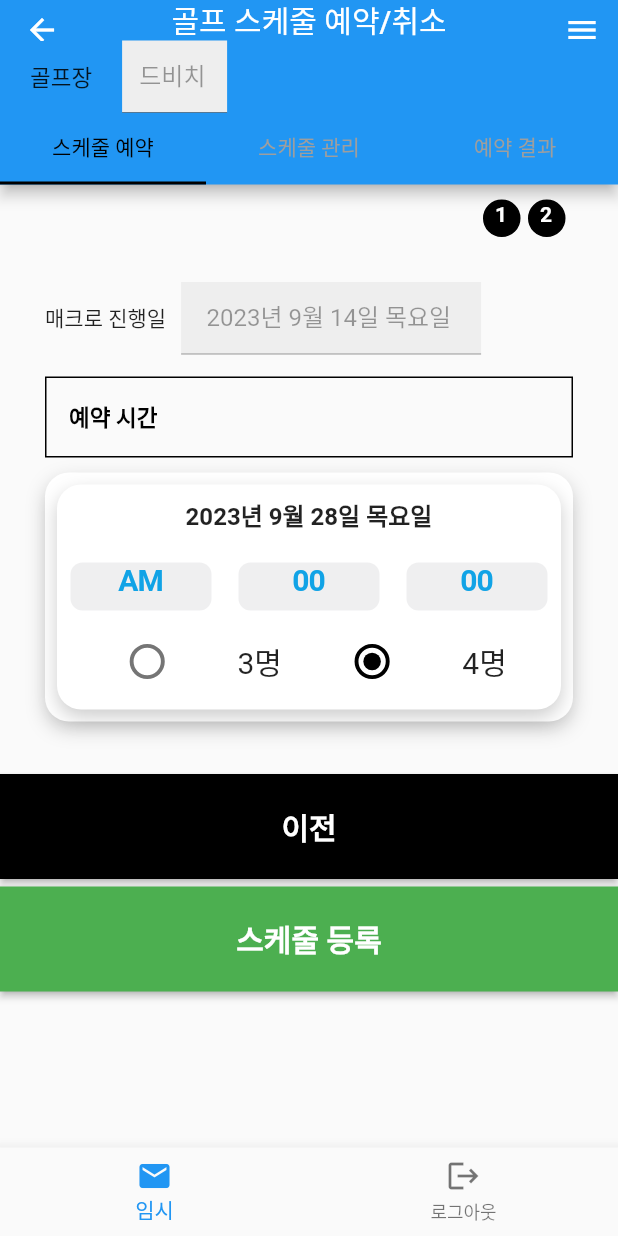
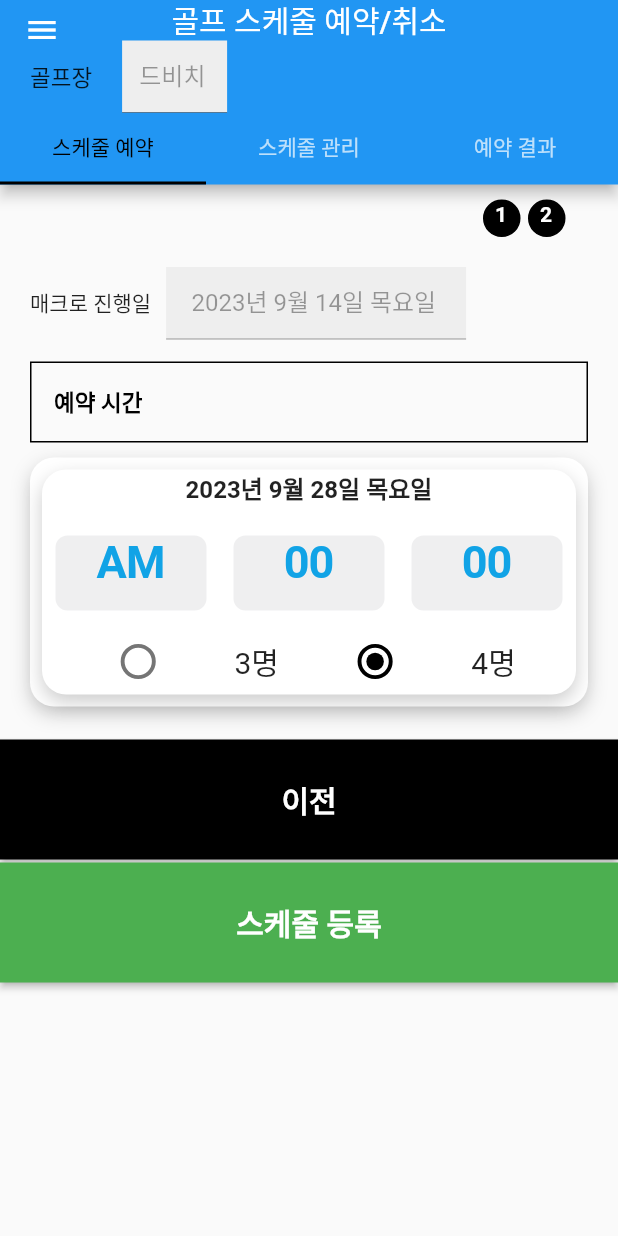
Before and after one commit to Min9908/golf_reservation, a Flutter app: the ReservationPage screen opened by its route, after a tap on "다음", on a phone screen of 412 x 824 dp. Run offline on Flutter 3.47's test engine with Material 2 defaults, Android fonts, the phone set to English and light mode, and no system bars; our stand-ins replace flutter_dotenv, get, table_calendar; network calls fail.

Commit message:
메뉴바, CupertinoPicker 크기조정

```diff
--- a/lib/screens/reservation_page.dart
+++ b/lib/screens/reservation_page.dart
@@ -47,12 +47,6 @@ class _ReservationPageState extends State<ReservationPage>
       appBar: AppBar(
         title: const Text('골프 스케줄 예약/취소'),
         centerTitle: true,
-        actions: <Widget>[
-          IconButton(
-            icon: const Icon(Icons.menu),
-            onPressed: () {},
-          ),
-        ],
         bottom: PreferredSize(
           preferredSize: const Size.fromHeight(67.0),
           child: Column(
@@ -82,7 +76,7 @@ class _ReservationPageState extends State<ReservationPage>
                 controller: _tabController,
                 indicatorColor: Colors.black,
                 labelColor: Colors.black,
-                unselectedLabelColor: Colors.grey,
+                unselectedLabelColor: Colors.white70,
                 tabs: const [
                   Tab(text: '스케줄 예약'),
                   Tab(text: '스케줄 관리'),
@@ -104,17 +98,119 @@ class _ReservationPageState extends State<ReservationPage>
           ReservationResultTab(),
         ],
       ),
-      bottomNavigationBar: BottomNavigationBar(
-        items: const [
-          BottomNavigationBarItem(icon: Icon(Icons.mail), label: '임시'),
-          BottomNavigationBarItem(icon: Icon(Icons.logout), label: '로그아웃'),
-        ],
-        onTap: (index) {
-          if (index == 1) {
-            // 로그아웃 처리 코드를 여기에 작성하세요.
-            _logout();
-          }
-        },
+      // bottomNavigationBar: BottomNavigationBar(
+      //   items: const [
+      //     BottomNavigationBarItem(icon: Icon(Icons.info), label: '사용법'),
+      //     BottomNavigationBarItem(icon: Icon(Icons.logout), label: '로그아웃'),
+      //   ],
+      //   onTap: (index) {
+      //     if (index == 0) {
+      //       showDialog(
+      //         context: context,
+      //         builder: (BuildContext context) {
+      //           return AlertDialog(
+      //             title: Text(
+      //               "사용법",
+      //               style: TextStyle(
+      //                 fontSize: 21,
+      //                 fontWeight: FontWeight.bold,
+      //                 fontStyle: FontStyle.normal, // fontStyle을 지정
+      //               ),
+      //             ),
+      //             content: Text(
+      //               "※ 선택한 날짜 오전 9시에 예약이 진행됩니다. ※\n※ 캘린더 외의 부분을 터치 후 스크롤 해주세요. ※\n※ 설정한 시각과 가장 근접한 시각에 예약됩니다. ※\n\n1. 예약하고자 하는 날짜 선택 후 다음 버튼클릭\n\n(수요일의 경우, 예약하고자 하는 날짜를 선택하세요)\n\n2. 예약하고자 하는 시각을 설정해주세요.\n\n3. 스케줄 관리 탭에서 상세 정보 확인 가능합니다.\n(잘못 설정한 경우 X버튼을 눌러 매크로 예약취소)\n\n4. 예약 결과 탭에서 상세정보를 확인하세요.\n(실제 결과와 다른 경우, 문의부탁드립니다.)\n\n※ 예기치 않은 오류가 발생할 수 있습니다. ※\n※ 확실한 정보는 홈페이지에서 확인하셔야 합니다. ※\n※ 프로그램 오류 발견 시 문의주세요. ※",
+      //               style: TextStyle(
+      //                 fontSize: 16,
+      //                 fontStyle: FontStyle.normal,
+      //               ),
+      //             ),
+      //             actions: <Widget>[
+      //               TextButton(
+      //                 child: Text("확인"),
+      //                 onPressed: () {
+      //                   Navigator.of(context).pop(); // AlertDialog 닫기
+      //                 },
+      //               ),
+      //             ],
+      //           );
+      //         },
+      //       );
+      //     }
+      //     if (index == 1) {
+      //       // 로그아웃 처리 코드를 여기에 작성하세요.
+      //       _logout();
+      //     }
+      //   },
+      // ),
+      drawer: Drawer(
+        child: ListView(
+          children: [
+            UserAccountsDrawerHeader(
+              currentAccountPicture: CircleAvatar(
+                  // backgroundImage: AssetImage('assets/image/dog.jpg'),
+                  ),
+              accountName: Text('testName'),
+              accountEmail: Text('test@Email'),
+              onDetailsPressed: () {},
+              decoration: BoxDecoration(
+                color: Colors.blue,
+                borderRadius: BorderRadius.only(
+                  bottomLeft: Radius.circular(10.0),
+                  bottomRight: Radius.circular(10.0),
+                ),
+              ),
+            ),
+            ListTile(
+              leading: Icon(Icons.info),
+              iconColor: Colors.purple,
+              focusColor: Colors.purple,
+              title: Text('사용법'),
+              onTap: () {
+                showDialog(
+                  context: context,
+                  builder: (BuildContext context) {
+                    return AlertDialog(
+                      title: Text(
+                        "사용법",
+                        style: TextStyle(
+                          fontSize: 18,
+                          fontWeight: FontWeight.bold,
+                          fontStyle: FontStyle.normal, // fontStyle을 지정
+                        ),
+                      ),
+                      content: Text(
+                        "※ 선택한 날짜 오전 9시에 예약이 진행됩니다.\n※ 캘린더 외의 부분을 터치 후 스크롤 해주세요.\n※ 설정한 시각과 가장 근접한 시각에 예약됩니다.\n\n1. 예약하고자 하는 날짜 선택 후 다음 버튼클릭\n(수요일의 경우, 날짜를 선택하세요)\n\n2. 예약하고자 하는 시각을 설정해주세요.\n\n3. 스케줄 관리 탭에서 상세 정보 확인 가능합니다.\n(잘못 설정한 경우 X버튼을 눌러 매크로 예약취소)\n\n4. 예약 결과 탭에서 상세정보를 확인하세요.\n(실제 결과와 다른 경우, 문의부탁드립니다.)\n\n※ 예기치 않은 오류가 발생할 수 있습니다.\n※ 결과는 홈페이지에서도 확인해주세요.\n※ 프로그램 오류 발견 시 문의주세요.",
+                        style: TextStyle(
+                          fontSize: 13,
+                          fontStyle: FontStyle.normal,
+                        ),
+                      ),
+                      actions: <Widget>[
+                        TextButton(
+                          child: Text("확인"),
+                          onPressed: () {
+                            Navigator.of(context).pop(); // AlertDialog 닫기
+                          },
+                        ),
+                      ],
+                    );
+                  },
+                );
+              },
+              trailing: Icon(Icons.navigate_next),
+            ),
+            ListTile(
+              leading: Icon(Icons.logout),
+              iconColor: Colors.purple,
+              focusColor: Colors.purple,
+              title: Text('로그아웃'),
+              onTap: () {
+                _logout();
+              },
+              trailing: Icon(Icons.navigate_next),
+            ),
+          ],
+        ),
       ),
     );
   }
--- a/lib/widgets/reservation_btn.dart
+++ b/lib/widgets/reservation_btn.dart
@@ -14,13 +14,15 @@ class ReservationBtn extends StatelessWidget {
 
   @override
   Widget build(BuildContext context) {
-    return Container(
+    return Align(
+      alignment: Alignment.bottomCenter,
+      child: Container(
         width: double.infinity,
-      margin: const EdgeInsets.only(top: 5),
+        margin: const EdgeInsets.only(top: 2),
         child: ElevatedButton(
           onPressed: onPressed,
           style: ElevatedButton.styleFrom(
-          padding: const EdgeInsets.symmetric(vertical: 20, horizontal: 20),
+            padding: const EdgeInsets.symmetric(vertical: 25, horizontal: 25),
             backgroundColor: backgroundColor,
             shape: const RoundedRectangleBorder(
               borderRadius: BorderRadius.zero,
@@ -32,6 +34,7 @@ class ReservationBtn extends StatelessWidget {
                 fontSize: 20, fontWeight: FontWeight.bold, color: Colors.white),
           ),
         ),
+      ),
     );
   }
 }
--- a/lib/widgets/reservation_timeset_form.dart
+++ b/lib/widgets/reservation_timeset_form.dart
@@ -11,6 +11,8 @@ import 'package:golf_regist_app/controller/time_priorities_controller.dart';
 import 'package:golf_regist_app/widgets/PriorityListTile.dart';
 import 'package:golf_regist_app/widgets/reservation_calendar_form.dart';
 import 'package:golf_regist_app/widgets/reservation_personnel_form.dart';
+import 'package:cupertino_icons/cupertino_icons.dart';
+import 'package:flutter/services.dart';
 
 class ReservationTimeSetForm extends StatefulWidget {
   const ReservationTimeSetForm({Key? key}) : super(key: key);
@@ -336,16 +338,19 @@ class _ReservationTimeSetFormState extends State<ReservationTimeSetForm> {
           scrollController: FixedExtentScrollController(
             initialItem: itemList.indexOf(selectedItem.value),
           ),
-          itemExtent: 32,
-          onSelectedItemChanged: (int index) {
-            setSelectedItem(itemList[index]);
+          itemExtent: 50,
+          onSelectedItemChanged: (index) {
+            setState(() {
+              setSelectedItem(itemList[index]);
+              HapticFeedback.mediumImpact();
+            });
           },
           children: itemList.map((String item) {
             return Text(
               item,
               style: const TextStyle(
                   color: Colors.lightBlue,
-                  fontSize: 20,
+                  fontSize: 30,
                   fontWeight: FontWeight.w600),
             );
           }).toList(),
--- a/lib/widgets/schedule_reservation_tab.dart
+++ b/lib/widgets/schedule_reservation_tab.dart
@@ -242,11 +242,11 @@ class _ScheduleReservationTabState extends State<ScheduleReservationTab> {
           child: SingleChildScrollView(
             child: Column(children: [
               Padding(
-                padding: const EdgeInsets.all(30.0),
+                padding: const EdgeInsets.all(20.0),
                 child: currentPage,
               ),
               Align(
-                alignment: Alignment.bottomCenter,
+                alignment: Alignment.bottomRight,
                 child: Padding(
                   padding: const EdgeInsets.only(bottom: 16.0),
                   child: Column(
--- a/pubspec.yaml
+++ b/pubspec.yaml
@@ -44,7 +44,6 @@ dependencies:
   path: ^1.8.0
   path_provider: ^2.0.5
   sqflite: ^2.3.0
-
 dev_dependencies:
   flutter_test:
     sdk: flutter
```
Also changed, not shown: 1 other file. Lines whose indentation alone changed are shown as unchanged.
